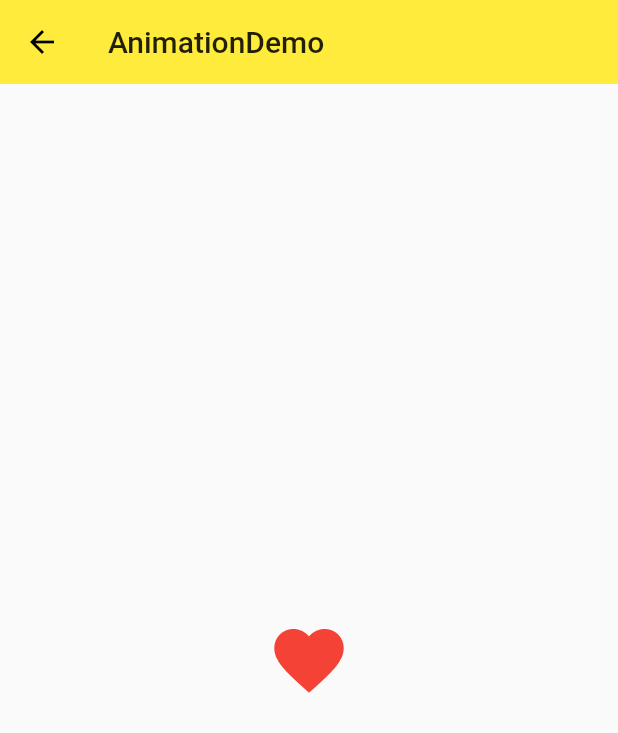
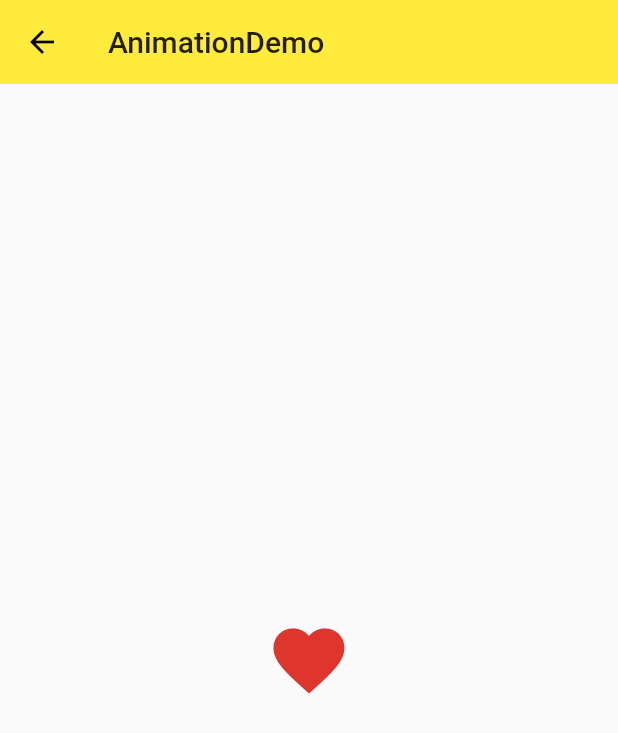
Before and after one commit to GuchaoGit/flutter_app, a Flutter app: the screen it shows after launch, after a tap on the "favorite" icon, on a phone screen of 412 x 824 dp. Shown: the top 733 px of the screen. Run offline on Flutter 3.47's test engine with Material 2 defaults, Android fonts, the phone set to English and light mode, and no system bars; our stand-ins replace rxdart; missing offline and left inert: flutter_webview_plugin.

Commit message:
Tween 设置动画范围值

```diff
--- a/lib/demo/animation/animation_demo.dart
+++ b/lib/demo/animation/animation_demo.dart
@@ -21,18 +21,24 @@ class AnimationDemoHome extends StatefulWidget {
 class _AnimationDemoHomeState extends State<AnimationDemoHome>
     with TickerProviderStateMixin {
   AnimationController _animationController;
+  Animation animation;
+  Animation animationColor;
 
   @override
   void initState() {
     super.initState();
     _animationController = AnimationController(
-        duration: Duration(milliseconds: 3000),
-        //设置动画时长 1s
-        vsync: this,
-        value: 30.0,
-        lowerBound: 30.0,
-        upperBound: 100.0);
+//      value: 30.0,
+//      lowerBound: 30.0,
+//      upperBound: 100.0,
+      duration: Duration(milliseconds: 3000),
+      //设置动画时长 1s
+      vsync: this,
+    );
 
+    animation = Tween(begin: 32.0, end: 100.0).animate(_animationController);
+    animationColor = ColorTween(begin: Colors.red, end: Colors.red[900])
+        .animate(_animationController);
     _animationController.addListener(() {
       //添加监听
 //      print('${_animationController.value}');
@@ -55,8 +61,12 @@ class _AnimationDemoHomeState extends State<AnimationDemoHome>
   Widget build(BuildContext context) {
     return Center(
       child: IconButton(
-          icon: Icon(Icons.favorite, color: Colors.red,),
-          iconSize: _animationController.value,
+          icon: Icon(
+            Icons.favorite,
+            color: animationColor.value,
+          ),
+//          iconSize: _animationController.value,
+          iconSize: animation.value,
           onPressed: () {
             switch (_animationController.status) {
               case AnimationStatus.completed:
```
Also changed, not shown: 1 other file.
